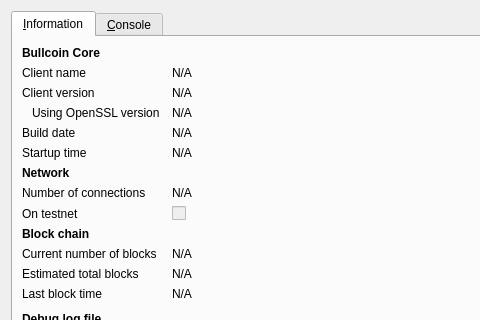
The window that Bullcoin/src/qt/forms/rpcconsole.ui (bullCoin123/bullmaster) describes before a commit, drawn with Qt 5; both pictures show x 0 to 480 and y 0 to 320 of the 740 by 450 pixel window.
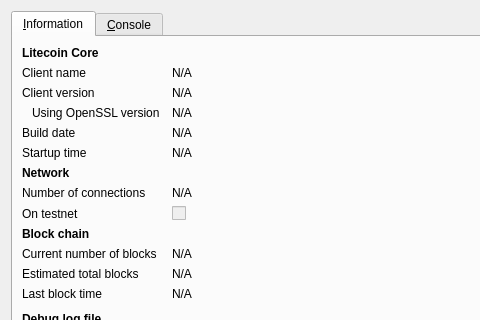
The same window after the commit. Icons and pictures are not drawn.

```diff
--- a/Bullcoin/src/qt/forms/rpcconsole.ui
+++ b/Bullcoin/src/qt/forms/rpcconsole.ui
@@ -36,7 +36,7 @@
           </font>
          </property>
          <property name="text">
-          <string>Bullcoin Core</string>
+          <string>Litecoin Core</string>
          </property>
         </widget>
        </item>
```
Left out of the diff: 6 changed lines with no effect on the pictures.
